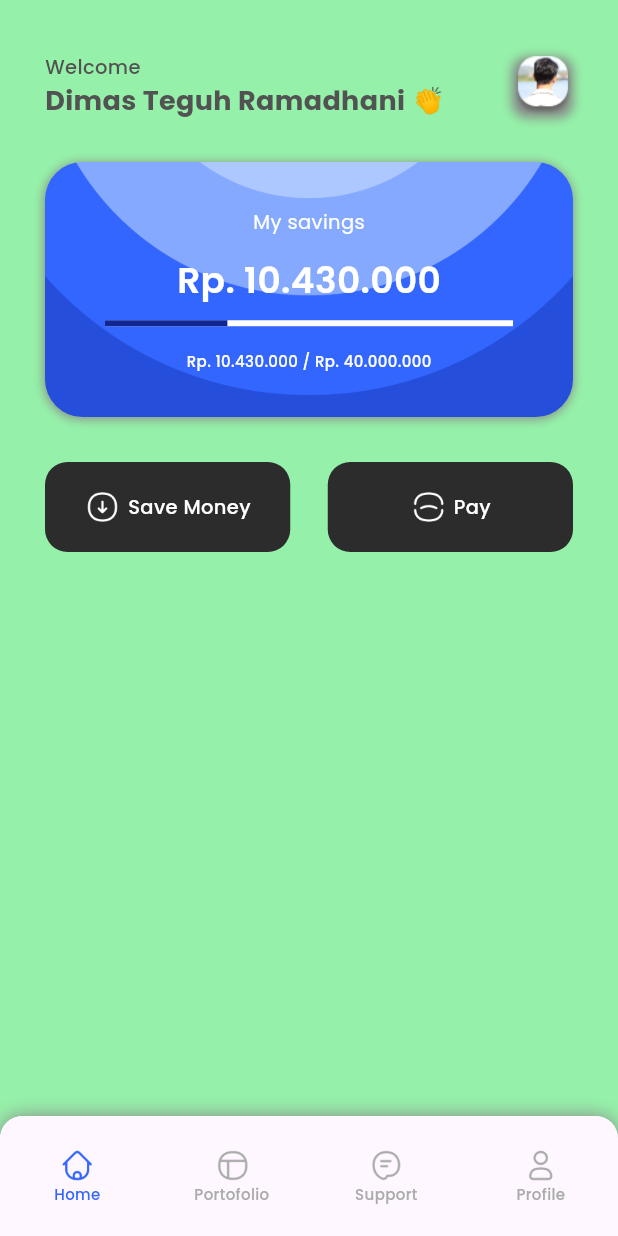
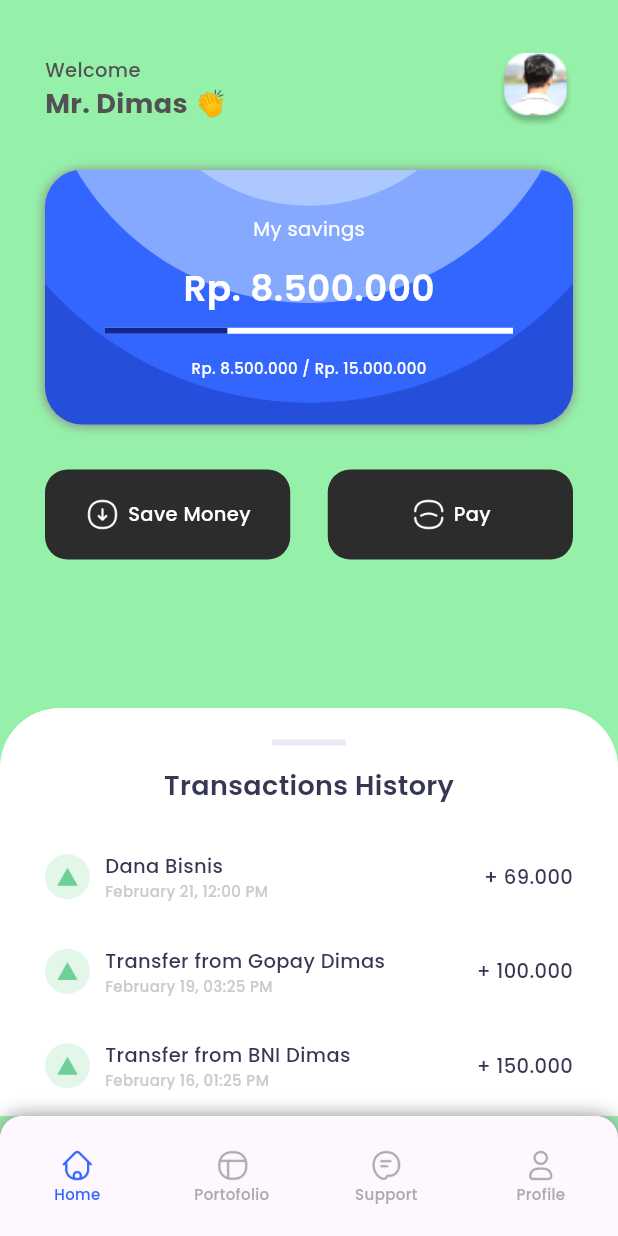
Before and after one commit to DimasTeguhR/21102145_ti2_ppb2324-2, a Flutter app: the screen it shows after launch, after a tap on "Get Started", on a phone screen of 412 x 824 dp. Run offline on Flutter 3.47's test engine with Material 3 defaults, Android fonts, the light colour scheme and no system bars; drawn by our look-alikes of percent_indicator; our stand-ins replace bloc, equatable, flutter_bloc, google_fonts.

Commit message:
benerin on_boarding_page + home page modul 7 done

```diff
--- a/praktikum_06_saving_app/lib/pages/home/home_page.dart
+++ b/praktikum_06_saving_app/lib/pages/home/home_page.dart
@@ -1,4 +1,5 @@
 import 'package:flutter/material.dart';
+import 'package:flutter/widgets.dart';
 import 'package:percent_indicator/linear_percent_indicator.dart';
 import 'package:praktikum_06_saving_app/styles/colors.dart';
 import 'package:praktikum_06_saving_app/styles/text_style.dart';
@@ -34,7 +35,7 @@ class HomePage extends StatelessWidget {
                             ),
                           ),
                           Text(
-                            'Dimas Teguh Ramadhani 👏',
+                            'Mr. Dimas 👏',
                             style: kHeading6.copyWith(
                               color: kMatterhornBlack,
                             ),
@@ -42,11 +43,11 @@ class HomePage extends StatelessWidget {
                         ],
                       ),
                       Container(
-                        constraints: BoxConstraints.expand(
-                          height: 40,
-                          width: 40,
-                        ),
-                        decoration: BoxDecoration(
+                          constraints: BoxConstraints.expand(
+                            height: 50,
+                            width: 50,
+                          ),
+                          decoration: BoxDecoration(
                             borderRadius: BorderRadius.all(
                               Radius.circular(10),
                             ),
@@ -54,14 +55,7 @@ class HomePage extends StatelessWidget {
                               image: AssetImage('assets/images/Profil_Pic.png'),
                               fit: BoxFit.cover,
                             ),
-                            boxShadow: [
-                              BoxShadow(
-                                color: kGrey,
-                                blurRadius: 5,
-                                offset: Offset.fromDirection(2),
-                              ),
-                            ]),
-                      )
+                          ))
                     ],
                   ),
                   SizedBox(height: 28),
@@ -95,7 +89,7 @@ class HomePage extends StatelessWidget {
                           height: 12,
                         ),
                         Text(
-                          'Rp. 10.430.000',
+                          'Rp. 8.500.000',
                           style: kHeading5.copyWith(
                             color: kWhite,
                           ),
@@ -111,7 +105,7 @@ class HomePage extends StatelessWidget {
                         ),
                         SizedBox(height: 16),
                         Text(
-                          'Rp. 10.430.000 / Rp. 40.000.000',
+                          'Rp. 8.500.000 / Rp. 15.000.000',
                           style: kCaption.copyWith(
                             color: kWhite,
                           ),
@@ -132,8 +126,127 @@ class HomePage extends StatelessWidget {
                 ],
               ),
             ),
+            Container(
+              margin: EdgeInsets.only(top: 200),
+              child: DraggableScrollableSheet(
+                builder: (context, ScrollController) {
+                  return Container(
+                      decoration: BoxDecoration(
+                        color: kWhite,
+                        borderRadius: BorderRadius.vertical(
+                          top: Radius.circular(40),
+                        ),
+                      ),
+                      padding: const EdgeInsets.only(
+                        left: 30,
+                        right: 30,
+                        top: 21,
+                      ),
+                      child: Stack(children: [
+                        Container(
+                            margin: EdgeInsets.only(top: 14 + 4),
+                            child: SingleChildScrollView(
+                                controller: ScrollController,
+                                child: Column(children: [
+                                  Center(
+                                    child: Text('Transactions History',
+                                        style: kHeading6.copyWith(
+                                            color: kLuckyBlue,
+                                            fontWeight: FontWeight.w600)),
+                                  ),
+                                  SizedBox(
+                                    height: 31,
+                                  ),
+                                  _transactionList(
+                                      kTreeGreen.withOpacity(0.2),
+                                      'assets/icons/triangle-up.png',
+                                      'Dana Bisnis',
+                                      'February 21, 12:00 PM',
+                                      '+ 69.000'),
+                                  _transactionList(
+                                      kTreeGreen.withOpacity(0.2),
+                                      'assets/icons/triangle-up.png',
+                                      'Transfer from Gopay Dimas',
+                                      'February 19, 03:25 PM',
+                                      '+ 100.000'),
+                                  _transactionList(
+                                      kTreeGreen.withOpacity(0.2),
+                                      'assets/icons/triangle-up.png',
+                                      'Transfer from BNI Dimas',
+                                      'February 16, 01:25 PM',
+                                      '+ 150.000'),
+                                  _transactionList(
+                                      kTreeGreen.withOpacity(0.2),
+                                      'assets/icons/triangle-down.png',
+                                      'Game Topup',
+                                      'February 10, 12:25 PM',
+                                      '- 100.000'),
+                                  _transactionList(
+                                      kTreeGreen.withOpacity(0.2),
+                                      'assets/icons/triangle-down.png',
+                                      'Invest Crypto',
+                                      'February 5, 11:05 PM',
+                                      '- 1.000.000')
+                                ]))),
+                        Align(
+                          alignment: Alignment.topCenter,
+                          child: Container(
+                            height: 4,
+                            width: 49,
+                            color: kEgyptianBlue.withOpacity(0.1),
+                          ),
+                        )
+                      ]));
+                },
+              ),
+            )
           ],
         ),
+      ),
+    );
+  }
+
+  Widget _transactionList(
+      Color bgColor, String icon, String tittle, String sub, String amount) {
+    return Padding(
+      padding: const EdgeInsets.only(bottom: 30),
+      child: Row(
+        children: [
+          SizedBox(
+            height: 30,
+            width: 30,
+            child: CircleAvatar(
+              backgroundColor: bgColor,
+              child: Image(
+                image: AssetImage(icon),
+                width: 14,
+              ),
+            ),
+          ),
+          SizedBox(
+            width: 10,
+          ),
+          Column(
+            crossAxisAlignment: CrossAxisAlignment.start,
+            children: [
+              Text(
+                tittle,
+                style: kBody1.copyWith(color: kLuckyBlue),
+              ),
+              Text(
+                sub,
+                style: kCaption.copyWith(color: kLightGray),
+              ),
+            ],
+          ),
+          Spacer(),
+          Text(
+            amount,
+            style: kBody1.copyWith(
+              color: kLuckyBlue,
+            ),
+          )
+        ],
       ),
     );
   }
--- a/praktikum_06_saving_app/lib/pages/on_boarding_page.dart
+++ b/praktikum_06_saving_app/lib/pages/on_boarding_page.dart
@@ -14,18 +14,20 @@ class OnBoardingPage extends StatelessWidget {
         child: Column(
           children: [
             SafeArea(
-              child: Image(
-                image: AssetImage('assets/images/money.png'),
-              ),
+              child: SizedBox(height: 30), // Geser turun gambar sebanyak 30px
+            ),
+            Image(
+              image: AssetImage('assets/images/money.png'),
             ),
             SizedBox(
-              height: 30,
+              height: 150,
             ),
             Container(
+              margin: EdgeInsets.symmetric(horizontal: 30),
               padding: EdgeInsets.all(26),
               constraints: BoxConstraints.expand(
-                height: 300,
-                width: 315,
+                height: 260,
+                width: 320,
               ),
               decoration: BoxDecoration(
                 color: kWhite,
@@ -36,19 +38,19 @@ class OnBoardingPage extends StatelessWidget {
               child: Column(
                 children: [
                   Text(
-                    'Welcome!',
+                    'Welcome🙌',
                     style: kHeading5.copyWith(color: kBlack),
                   ),
                   SizedBox(
                     height: 15,
                   ),
                   Text(
-                    'welcome to Fleet Finance, the easy way to improve your finances and help you control expenses and income',
+                    'welcome to my-wallet, the easy way to save and control your finance',
                     style: kSubtitle2.copyWith(color: kSuvaGray),
                     textAlign: TextAlign.center,
                   ),
                   SizedBox(
-                    height: 70,
+                    height: 60,
                   ),
                   TextButton(
                     onPressed: () {
```
